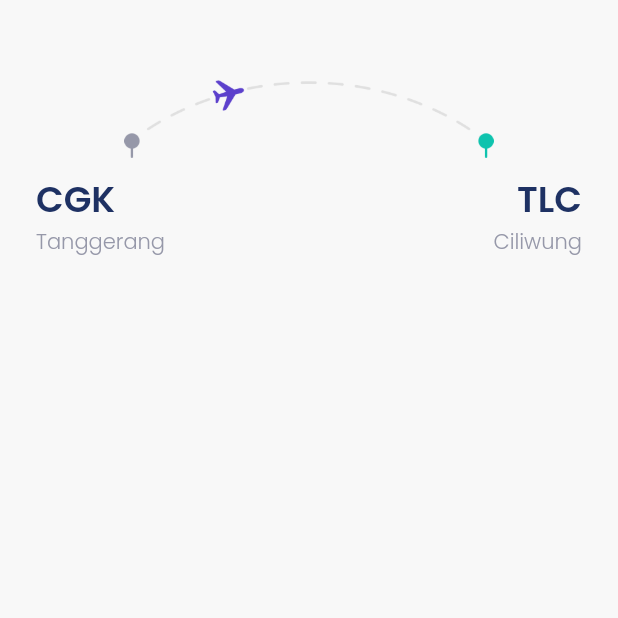
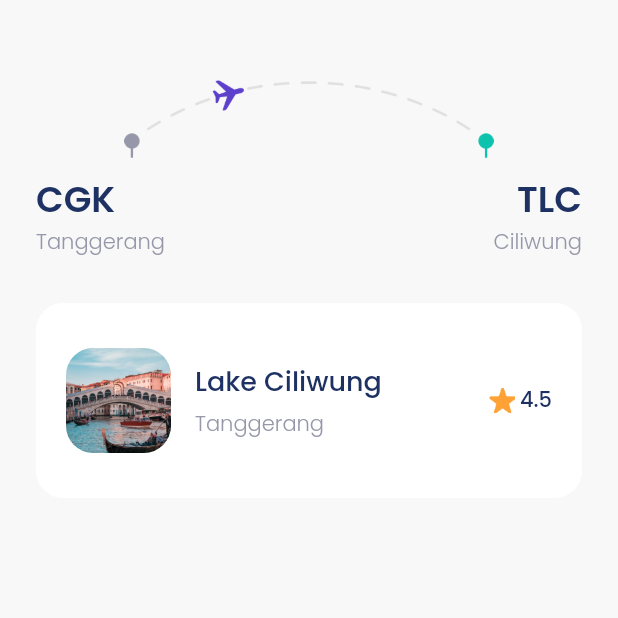
Before and after one commit to saydinaambiya/easyways_app, a Flutter app: the CheckoutPage screen opened directly, on a phone screen of 412 x 824 dp, the top half of it. Run offline on Flutter 3.47's test engine with Material 2 defaults, Android fonts, the phone set to English and light mode, and no system bars; our stand-ins replace google_fonts.

Commit message:
add destination tile

```diff
--- a/lib/ui/pages/checkout_page.dart
+++ b/lib/ui/pages/checkout_page.dart
@@ -69,6 +69,85 @@ class CheckoutPage extends StatelessWidget {
       );
     }
 
+    Widget bookingDetails() {
+      return Container(
+        margin: EdgeInsets.only(top: 30),
+        padding: EdgeInsets.symmetric(
+          horizontal: 20,
+          vertical: 30,
+        ),
+        decoration: BoxDecoration(
+          borderRadius: BorderRadius.circular(18),
+          color: whiteColor,
+        ),
+        child: Column(
+          children: [
+            Row(
+              children: [
+                Container(
+                  margin: const EdgeInsets.only(right: 16),
+                  width: 70,
+                  height: 70,
+                  decoration: BoxDecoration(
+                    borderRadius: BorderRadius.circular(18),
+                    image: DecorationImage(
+                      fit: BoxFit.cover,
+                      image: AssetImage(
+                        "assets/images/image_ciliwung.png",
+                      ),
+                    ),
+                  ),
+                ),
+                Expanded(
+                  child: Column(
+                    crossAxisAlignment: CrossAxisAlignment.start,
+                    children: [
+                      Text(
+                        "Lake Ciliwung",
+                        style: navyText.copyWith(
+                          fontSize: 18,
+                          fontWeight: medium,
+                        ),
+                      ),
+                      const SizedBox(height: 5),
+                      Text(
+                        "Tanggerang",
+                        style: greyText.copyWith(
+                          fontWeight: light,
+                        ),
+                      ),
+                    ],
+                  ),
+                ),
+                Row(
+                  mainAxisAlignment: MainAxisAlignment.center,
+                  crossAxisAlignment: CrossAxisAlignment.center,
+                  children: [
+                    Container(
+                      height: 18,
+                      width: 18,
+                      margin: const EdgeInsets.only(right: 3),
+                      decoration: const BoxDecoration(
+                        image: DecorationImage(
+                          image: AssetImage('assets/icons/icon_star.png'),
+                        ),
+                      ),
+                    ),
+                    Text(
+                      "4.5",
+                      style: navyText.copyWith(
+                        fontWeight: medium,
+                      ),
+                    )
+                  ],
+                ),
+              ],
+            ),
+          ],
+        ),
+      );
+    }
+
     return Scaffold(
       backgroundColor: backgroundColor,
       body: ListView(
@@ -77,6 +156,7 @@ class CheckoutPage extends StatelessWidget {
         ),
         children: [
           route(),
+          bookingDetails(),
         ],
       ),
     );
```
